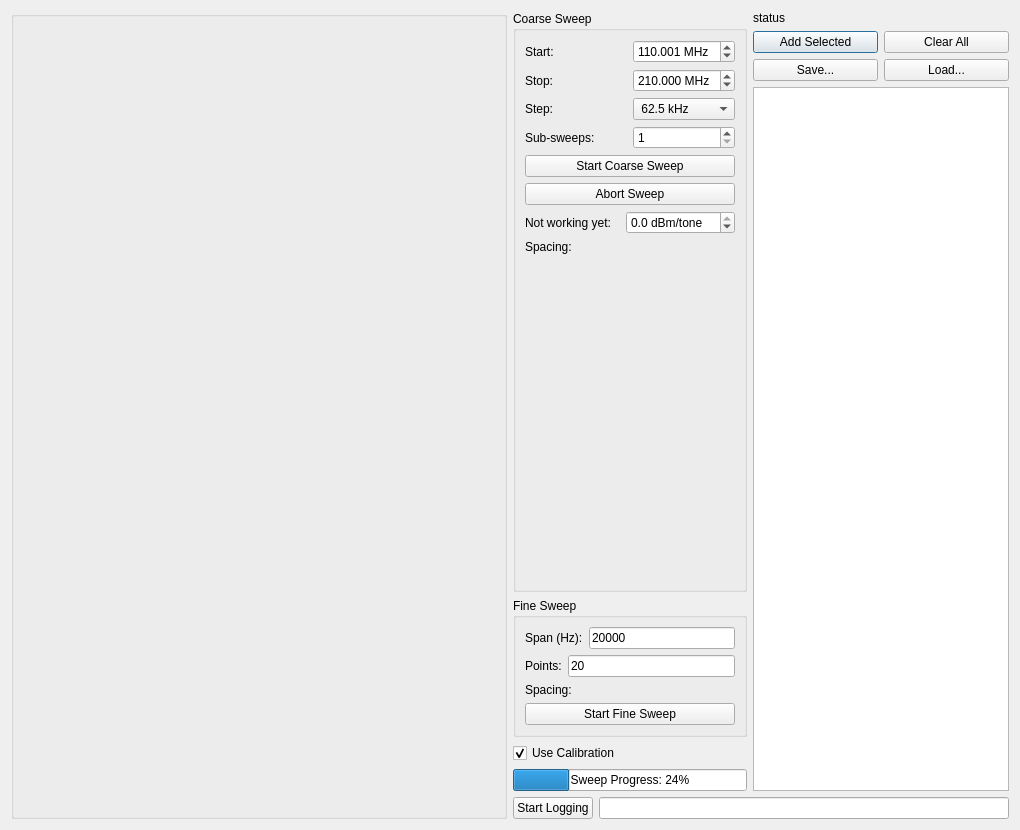
ColumbiaCMB/kid_readout, file apps/uis/basic_sweep.ui: the form before one commit.
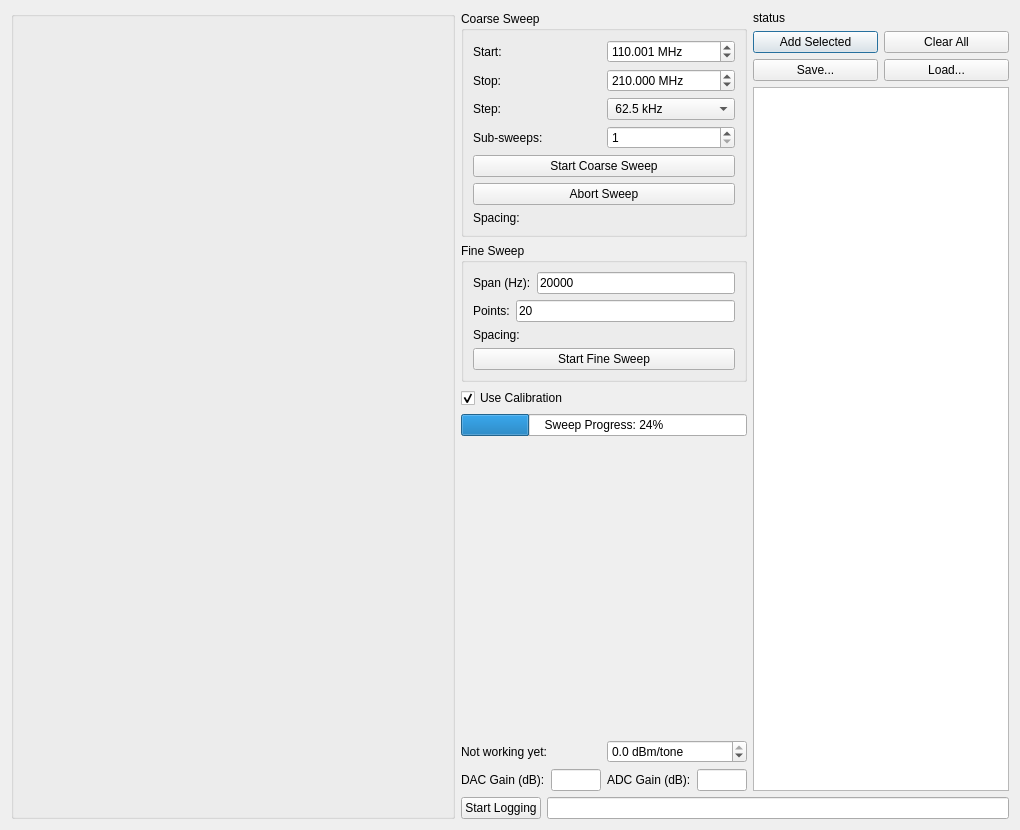
The form after the commit.

Commit message: add input boxes for adc and dac path gains

```diff
--- a/apps/uis/basic_sweep.ui
+++ b/apps/uis/basic_sweep.ui
@@ -13,7 +13,7 @@
   <property name="windowTitle">
    <string>KIDleidoscope</string>
   </property>
-  <layout class="QHBoxLayout" name="horizontalLayout_15">
+  <layout class="QHBoxLayout" name="horizontalLayout_18">
    <item>
     <widget class="QGroupBox" name="plot_group_box">
      <property name="sizePolicy">
@@ -31,11 +31,11 @@
     </widget>
    </item>
    <item>
-    <layout class="QVBoxLayout" name="verticalLayout_3">
+    <layout class="QVBoxLayout" name="verticalLayout_4">
      <item>
-      <layout class="QHBoxLayout" name="horizontalLayout_14">
+      <layout class="QHBoxLayout" name="horizontalLayout_17">
        <item>
-        <layout class="QVBoxLayout" name="verticalLayout_5">
+        <layout class="QVBoxLayout" name="verticalLayout_3">
          <item>
           <widget class="QGroupBox" name="groupBox">
            <property name="title">
@@ -199,36 +199,6 @@
                   </property>
                  </widget>
                 </item>
-                <item>
-                 <layout class="QHBoxLayout" name="horizontalLayout_13">
-                  <item>
-                   <widget class="QLabel" name="label_7">
-                    <property name="text">
-                     <string>Not working yet:</string>
-                    </property>
-                   </widget>
-                  </item>
-                  <item>
-                   <widget class="QDoubleSpinBox" name="doubleSpinBox">
-                    <property name="suffix">
-                     <string> dBm/tone</string>
-                    </property>
-                    <property name="decimals">
-                     <number>1</number>
-                    </property>
-                    <property name="minimum">
-                     <double>-50.000000000000000</double>
-                    </property>
-                    <property name="maximum">
-                     <double>0.000000000000000</double>
-                    </property>
-                    <property name="singleStep">
-                     <double>0.500000000000000</double>
-                    </property>
-                   </widget>
-                  </item>
-                 </layout>
-                </item>
                 <item>
                  <widget class="QLabel" name="label_coarse_info">
                   <property name="text">
@@ -236,19 +206,6 @@
                   </property>
                  </widget>
                 </item>
-                <item>
-                 <spacer name="verticalSpacer_2">
-                  <property name="orientation">
-                   <enum>Qt::Vertical</enum>
-                  </property>
-                  <property name="sizeHint" stdset="0">
-                   <size>
-                    <width>20</width>
-                    <height>0</height>
-                   </size>
-                  </property>
-                 </spacer>
-                </item>
                </layout>
               </item>
              </layout>
@@ -342,6 +299,119 @@
            </property>
           </widget>
          </item>
+         <item>
+          <spacer name="verticalSpacer_2">
+           <property name="orientation">
+            <enum>Qt::Vertical</enum>
+           </property>
+           <property name="sizeHint" stdset="0">
+            <size>
+             <width>20</width>
+             <height>13</height>
+            </size>
+           </property>
+          </spacer>
+         </item>
+         <item>
+          <layout class="QHBoxLayout" name="horizontalLayout_13">
+           <item>
+            <widget class="QLabel" name="label_7">
+             <property name="text">
+              <string>Not working yet:</string>
+             </property>
+            </widget>
+           </item>
+           <item>
+            <widget class="QDoubleSpinBox" name="doubleSpinBox">
+             <property name="suffix">
+              <string> dBm/tone</string>
+             </property>
+             <property name="decimals">
+              <number>1</number>
+             </property>
+             <property name="minimum">
+              <double>-50.000000000000000</double>
+             </property>
+             <property name="maximum">
+              <double>0.000000000000000</double>
+             </property>
+             <property name="singleStep">
+              <double>0.500000000000000</double>
+             </property>
+            </widget>
+           </item>
+          </layout>
+         </item>
+         <item>
+          <layout class="QHBoxLayout" name="horizontalLayout_16">
+           <item>
+            <layout class="QHBoxLayout" name="horizontalLayout_14">
+             <item>
+              <widget class="QLabel" name="label_8">
+               <property name="text">
+                <string>DAC Gain (dB):</string>
+               </property>
+              </widget>
+             </item>
+             <item>
+              <widget class="QLineEdit" name="line_dac_gain">
+               <property name="sizePolicy">
+                <sizepolicy hsizetype="Minimum" vsizetype="Fixed">
+                 <horstretch>0</horstretch>
+                 <verstretch>0</verstretch>
+                </sizepolicy>
+               </property>
+               <property name="minimumSize">
+                <size>
+                 <width>50</width>
+                 <height>0</height>
+                </size>
+               </property>
+               <property name="maximumSize">
+                <size>
+                 <width>50</width>
+                 <height>16777215</height>
+                </size>
+               </property>
+               <property name="baseSize">
+                <size>
+                 <width>0</width>
+                 <height>0</height>
+                </size>
+               </property>
+              </widget>
+             </item>
+            </layout>
+           </item>
+           <item>
+            <layout class="QHBoxLayout" name="horizontalLayout_15">
+             <item>
+              <widget class="QLabel" name="label_9">
+               <property name="text">
+                <string>ADC Gain (dB):</string>
+               </property>
+              </widget>
+             </item>
+             <item>
+              <widget class="QLineEdit" name="line_adc_gain">
+               <property name="sizePolicy">
+                <sizepolicy hsizetype="MinimumExpanding" vsizetype="Fixed">
+                 <horstretch>0</horstretch>
+                 <verstretch>0</verstretch>
+                </sizepolicy>
+               </property>
+               <property name="maximumSize">
+                <size>
+                 <width>50</width>
+                 <height>16777215</height>
+                </size>
+               </property>
+              </widget>
+             </item>
+            </layout>
+           </item>
+          </layout>
+         </item>
         </layout>
        </item>
        <item>
```
The commit also changes 1 other file.
